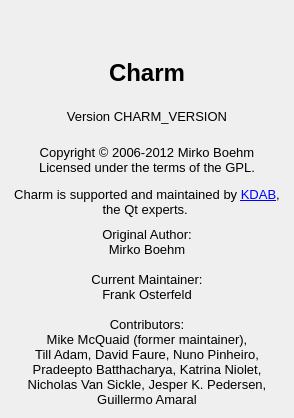
Before: the Qt Designer form Charm/CharmAboutDialog.ui in KDAB/Charm, drawn with Qt 5.
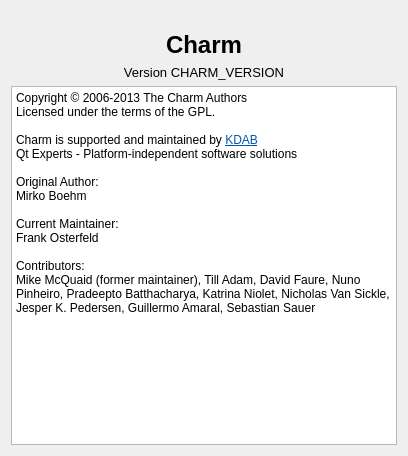
After: the same form once the commit is applied. Icons and pictures are not drawn.

Patch:
```diff
--- a/Charm/CharmAboutDialog.ui
+++ b/Charm/CharmAboutDialog.ui
@@ -6,8 +6,8 @@
    <rect>
     <x>0</x>
     <y>0</y>
-    <width>294</width>
-    <height>418</height>
+    <width>408</width>
+    <height>456</height>
    </rect>
   </property>
   <property name="sizePolicy">
@@ -60,73 +60,41 @@
      <property name="alignment">
       <set>Qt::AlignCenter</set>
      </property>
-    </widget>
-   </item>
-   <item>
-    <widget class="QLabel" name="copyrightLabel">
-     <property name="font">
-      <font>
-       <pointsize>10</pointsize>
-      </font>
+     <property name="wordWrap">
+      <bool>true</bool>
      </property>
-     <property name="text">
-      <string>Copyright © 2006-2012 Mirko Boehm
-Licensed under the terms of the GPL.</string>
-     </property>
-     <property name="alignment">
-      <set>Qt::AlignCenter</set>
-     </property>
     </widget>
    </item>
    <item>
-    <widget class="QLabel" name="kdabLabel">
-     <property name="font">
-      <font>
-       <pointsize>10</pointsize>
-      </font>
+    <widget class="QTextEdit" name="textEdit">
+     <property name="horizontalScrollBarPolicy">
+      <enum>Qt::ScrollBarAlwaysOff</enum>
      </property>
-     <property name="text">
+     <property name="undoRedoEnabled">
+      <bool>false</bool>
+     </property>
+     <property name="html">
       <string>&lt;!DOCTYPE HTML PUBLIC &quot;-//W3C//DTD HTML 4.0//EN&quot; &quot;http://www.w3.org/TR/REC-html40/strict.dtd&quot;&gt;
 &lt;html&gt;&lt;head&gt;&lt;meta name=&quot;qrichtext&quot; content=&quot;1&quot; /&gt;&lt;style type=&quot;text/css&quot;&gt;
 p, li { white-space: pre-wrap; }
-&lt;/style&gt;&lt;/head&gt;&lt;body style=&quot; font-family:'Lucida Grande'; font-size:10pt; font-weight:400; font-style:normal;&quot;&gt;
-&lt;p style=&quot; margin-top:0px; margin-bottom:0px; margin-left:0px; margin-right:0px; -qt-block-indent:0; text-indent:0px;&quot;&gt;Charm is supported and maintained by &lt;a href=&quot;http://www.kdab.com&quot;&gt;&lt;span style=&quot; text-decoration: underline; color:#0000ff;&quot;&gt;KDAB&lt;/span&gt;&lt;/a&gt;,&lt;/p&gt;
-&lt;p style=&quot; margin-top:0px; margin-bottom:0px; margin-left:0px; margin-right:0px; -qt-block-indent:0; text-indent:0px;&quot;&gt;the Qt experts. &lt;/p&gt;&lt;/body&gt;&lt;/html&gt;</string>
+&lt;/style&gt;&lt;/head&gt;&lt;body style=&quot; font-family:'Sans Serif'; font-size:9pt; font-weight:400; font-style:normal;&quot;&gt;
+&lt;p style=&quot; margin-top:0px; margin-bottom:0px; margin-left:0px; margin-right:0px; -qt-block-indent:0; text-indent:0px;&quot;&gt;Copyright © 2006-2013 The Charm Authors&lt;/p&gt;
+&lt;p style=&quot; margin-top:0px; margin-bottom:0px; margin-left:0px; margin-right:0px; -qt-block-indent:0; text-indent:0px;&quot;&gt;Licensed under the terms of the GPL.&lt;/p&gt;
+&lt;p style=&quot;-qt-paragraph-type:empty; margin-top:0px; margin-bottom:0px; margin-left:0px; margin-right:0px; -qt-block-indent:0; text-indent:0px;&quot;&gt;&lt;br /&gt;&lt;/p&gt;
+&lt;p style=&quot; margin-top:0px; margin-bottom:0px; margin-left:0px; margin-right:0px; -qt-block-indent:0; text-indent:0px;&quot;&gt;&lt;span style=&quot; font-family:'Lucida Grande';&quot;&gt;Charm is supported and maintained by &lt;/span&gt;&lt;a href=&quot;http://www.kdab.com&quot;&gt;&lt;span style=&quot; text-decoration: underline; color:#0057ae;&quot;&gt;KDAB&lt;/span&gt;&lt;/a&gt;&lt;/p&gt;
+&lt;p style=&quot; margin-top:0px; margin-bottom:0px; margin-left:0px; margin-right:0px; -qt-block-indent:0; text-indent:0px;&quot;&gt;Qt Experts - Platform-independent software solutions&lt;/p&gt;
+&lt;p style=&quot;-qt-paragraph-type:empty; margin-top:0px; margin-bottom:0px; margin-left:0px; margin-right:0px; -qt-block-indent:0; text-indent:0px; font-family:'Lucida Grande';&quot;&gt;&lt;br /&gt;&lt;/p&gt;
+&lt;p style=&quot; margin-top:0px; margin-bottom:0px; margin-left:0px; margin-right:0px; -qt-block-indent:0; text-indent:0px;&quot;&gt;&lt;span style=&quot; font-family:'Lucida Grande';&quot;&gt;Original Author:&lt;/span&gt;&lt;/p&gt;
+&lt;p style=&quot; margin-top:0px; margin-bottom:0px; margin-left:0px; margin-right:0px; -qt-block-indent:0; text-indent:0px;&quot;&gt;&lt;span style=&quot; font-family:'Lucida Grande';&quot;&gt;Mirko Boehm&lt;/span&gt;&lt;/p&gt;
+&lt;p style=&quot;-qt-paragraph-type:empty; margin-top:0px; margin-bottom:0px; margin-left:0px; margin-right:0px; -qt-block-indent:0; text-indent:0px; font-family:'Lucida Grande';&quot;&gt;&lt;br /&gt;&lt;/p&gt;
+&lt;p style=&quot; margin-top:0px; margin-bottom:0px; margin-left:0px; margin-right:0px; -qt-block-indent:0; text-indent:0px;&quot;&gt;&lt;span style=&quot; font-family:'Lucida Grande';&quot;&gt;Current Maintainer:&lt;/span&gt;&lt;/p&gt;
+&lt;p style=&quot; margin-top:0px; margin-bottom:0px; margin-left:0px; margin-right:0px; -qt-block-indent:0; text-indent:0px;&quot;&gt;&lt;span style=&quot; font-family:'Lucida Grande';&quot;&gt;Frank Osterfeld&lt;/span&gt;&lt;/p&gt;
+&lt;p style=&quot;-qt-paragraph-type:empty; margin-top:0px; margin-bottom:0px; margin-left:0px; margin-right:0px; -qt-block-indent:0; text-indent:0px; font-family:'Lucida Grande';&quot;&gt;&lt;br /&gt;&lt;/p&gt;
+&lt;p style=&quot; margin-top:0px; margin-bottom:0px; margin-left:0px; margin-right:0px; -qt-block-indent:0; text-indent:0px;&quot;&gt;&lt;span style=&quot; font-family:'Lucida Grande';&quot;&gt;Contributors:&lt;/span&gt;&lt;/p&gt;
+&lt;p style=&quot; margin-top:0px; margin-bottom:0px; margin-left:0px; margin-right:0px; -qt-block-indent:0; text-indent:0px;&quot;&gt;&lt;span style=&quot; font-family:'Lucida Grande';&quot;&gt;Mike McQuaid (former maintainer), Till Adam, David Faure, Nuno Pinheiro, Pradeepto Batthacharya, Katrina Niolet, Nicholas Van Sickle, Jesper K. Pedersen, Guillermo Amaral, Sebastian Sauer&lt;/span&gt;&lt;/p&gt;&lt;/body&gt;&lt;/html&gt;</string>
      </property>
-     <property name="alignment">
-      <set>Qt::AlignCenter</set>
-     </property>
-     <property name="openExternalLinks">
-      <bool>true</bool>
-     </property>
-    </widget>
-   </item>
-   <item>
-    <widget class="QLabel" name="authorsLabel">
-     <property name="font">
-      <font>
-       <pointsize>10</pointsize>
-      </font>
-     </property>
-     <property name="text">
-      <string>Original Author:
-Mirko Boehm
-
-Current Maintainer:
-Frank Osterfeld
-
-Contributors:
-Mike McQuaid (former maintainer),
-Till Adam, David Faure, Nuno Pinheiro,
-Pradeepto Batthacharya, Katrina Niolet,
-Nicholas Van Sickle, Jesper K. Pedersen,
-Guillermo Amaral</string>
-     </property>
-     <property name="alignment">
-      <set>Qt::AlignCenter</set>
-     </property>
-     <property name="wordWrap">
-      <bool>false</bool>
+     <property name="textInteractionFlags">
+      <set>Qt::LinksAccessibleByKeyboard|Qt::LinksAccessibleByMouse|Qt::TextBrowserInteraction|Qt::TextSelectableByKeyboard|Qt::TextSelectableByMouse</set>
      </property>
     </widget>
    </item>
```
